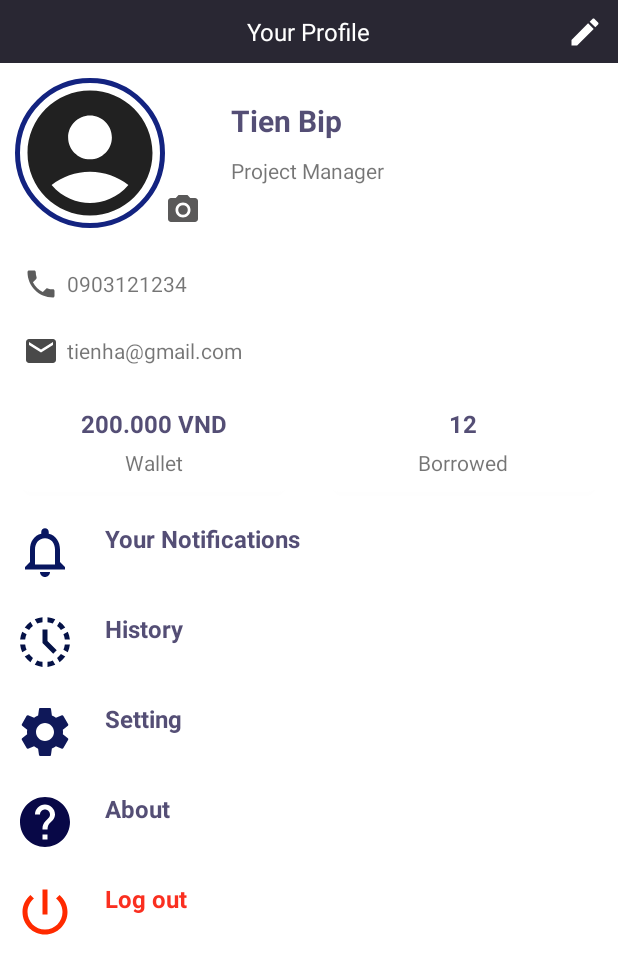
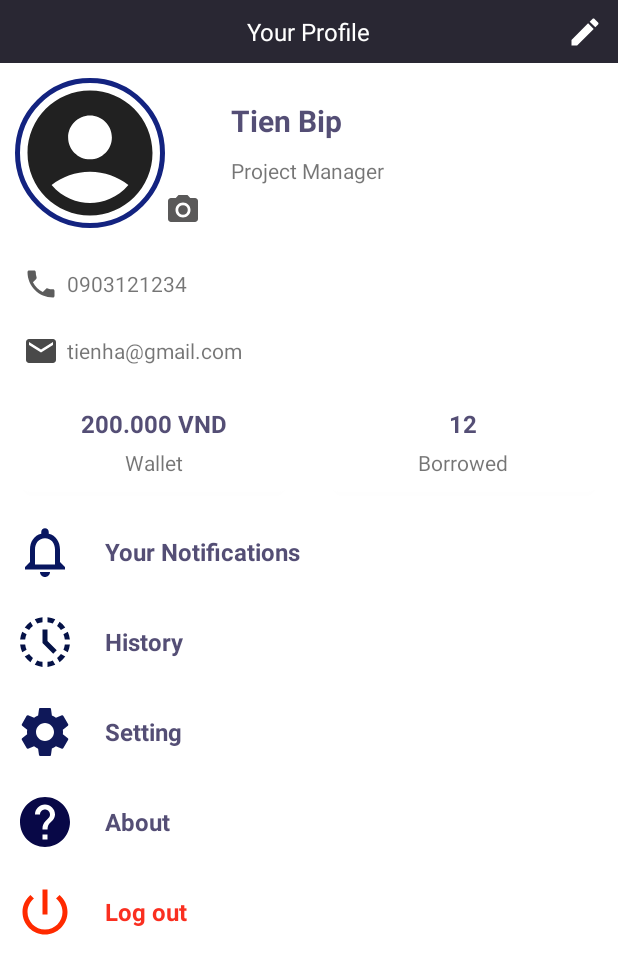
Before and after one commit to 311910266680/LibraryApp, an Android app: the layout fragment_account.xml on its own in the app's theme, with its tools: preview values and no code run, on a phone screen of 412 x 824 dp. Shown: the top 974 px of the screen. Run offline under Robolectric (Android 15) with nearby library versions, the light colour scheme and no system bars.

Commit message:
tienhafix pick+search

```diff
--- a/app/src/main/java/com/example/myapplication/Login/LoginActivity.java
+++ b/app/src/main/java/com/example/myapplication/Login/LoginActivity.java
@@ -11,13 +11,10 @@ import android.widget.Toast;
 import androidx.annotation.NonNull;
 import androidx.appcompat.app.AppCompatActivity;
 
-import com.example.myapplication.Constant;
 import com.example.myapplication.MainActivity;
 import com.example.myapplication.databinding.ActivityLoginBinding;
 import com.google.android.gms.tasks.OnCompleteListener;
 import com.google.android.gms.tasks.Task;
-import com.google.firebase.FirebaseApp;
-import com.google.firebase.FirebaseOptions;
 import com.google.firebase.auth.AuthResult;
 import com.google.firebase.auth.FirebaseAuth;
 import com.google.firebase.auth.FirebaseUser;
@@ -30,6 +27,7 @@ import com.google.firebase.database.ValueEventListener;
 public class LoginActivity extends AppCompatActivity {
 
     private ActivityLoginBinding binding;
+    private FirebaseAuth mAuth;
     private ProgressDialog progressDialog;
     @Override
     protected void onCreate(Bundle savedInstanceState) {
@@ -37,10 +35,10 @@ public class LoginActivity extends AppCompatActivity {
 
         binding = ActivityLoginBinding.inflate(getLayoutInflater());
 
-
         progressDialog = new ProgressDialog(this);
         progressDialog.setTitle("Please wait");
         progressDialog.setCanceledOnTouchOutside(false);
+        mAuth = FirebaseAuth.getInstance();
         binding.btnlogin.setOnClickListener(new View.OnClickListener() {
             @Override
             public void onClick(View v) {
@@ -55,6 +53,7 @@ public class LoginActivity extends AppCompatActivity {
             }
         });
         checkUser();
+
         setContentView(binding.getRoot());
     }
     private void login(){
@@ -72,7 +71,7 @@ public class LoginActivity extends AppCompatActivity {
         else {
             progressDialog.setMessage("Logging in...");
             progressDialog.show();
-            Constant.FU_MAUTH.signInWithEmailAndPassword(email, password).addOnCompleteListener(new OnCompleteListener<AuthResult>() {
+            mAuth.signInWithEmailAndPassword(email, password).addOnCompleteListener(new OnCompleteListener<AuthResult>() {
                 @Override
                 public void onComplete(@NonNull Task<AuthResult> task) {
                     if (task.isSuccessful()) {
@@ -87,13 +86,16 @@ public class LoginActivity extends AppCompatActivity {
         }
     }
     private void checkUser() {
+        FirebaseUser firebaseUser = mAuth.getCurrentUser();
 
-        if(Constant.ID_USER == null){
+        if(firebaseUser==null){
+
+
         }
-        else{
-            progressDialog.setMessage("Logging in...");
+        else{ progressDialog.setMessage("Logging in...");
             progressDialog.show();
-            Constant.DB_USER.child(Constant.ID_USER).addListenerForSingleValueEvent(new ValueEventListener() {
+            DatabaseReference ref = FirebaseDatabase.getInstance().getReference("Users");
+            ref.child(firebaseUser.getUid()).addListenerForSingleValueEvent(new ValueEventListener() {
                 @Override
                 public void onDataChange(@NonNull DataSnapshot snapshot) {
                     progressDialog.dismiss();
--- a/app/src/main/res/layout/fragment_account.xml
+++ b/app/src/main/res/layout/fragment_account.xml
@@ -249,9 +249,10 @@
 
                 <TextView
                     android:id="@+id/notification"
-                    android:layout_width="wrap_content"
-                    android:layout_height="wrap_content"
+                    android:layout_width="match_parent"
+                    android:layout_height="match_parent"
                     android:layout_marginStart="20dp"
+                    android:gravity="center_vertical"
                     android:text="Your Notifications"
                     android:textColor="#DA37305E"
                     android:textSize="16sp"
@@ -277,9 +278,10 @@
 
                 <TextView
                     android:id="@+id/history"
-                    android:layout_width="wrap_content"
-                    android:layout_height="wrap_content"
+                    android:layout_width="match_parent"
+                    android:layout_height="match_parent"
                     android:layout_marginStart="20dp"
+                    android:gravity="center_vertical"
                     android:text="History"
                     android:textColor="#DA37305E"
                     android:textSize="16sp"
@@ -305,9 +307,10 @@
 
                 <TextView
                     android:id="@+id/setting"
-                    android:layout_width="wrap_content"
-                    android:layout_height="wrap_content"
+                    android:layout_width="match_parent"
+                    android:layout_height="match_parent"
                     android:layout_marginStart="20dp"
+                    android:gravity="center_vertical"
                     android:text="Setting"
                     android:textColor="#DA37305E"
                     android:textSize="16sp"
@@ -334,9 +337,10 @@
 
                 <TextView
                     android:id="@+id/about"
-                    android:layout_width="wrap_content"
-                    android:layout_height="wrap_content"
+                    android:layout_width="match_parent"
+                    android:layout_height="match_parent"
                     android:layout_marginStart="20dp"
+                    android:gravity="center_vertical"
                     android:text="About "
                     android:textColor="#DA37305E"
                     android:textSize="16sp"
@@ -362,9 +366,10 @@
 
                 <TextView
                     android:id="@+id/btnlogout"
-                    android:layout_width="wrap_content"
-                    android:layout_height="wrap_content"
+                    android:layout_width="match_parent"
+                    android:layout_height="match_parent"
                     android:layout_marginStart="20dp"
+                    android:gravity="center_vertical"
                     android:text="Log out"
                     android:textColor="#FA2F20"
                     android:textSize="16sp"
```
